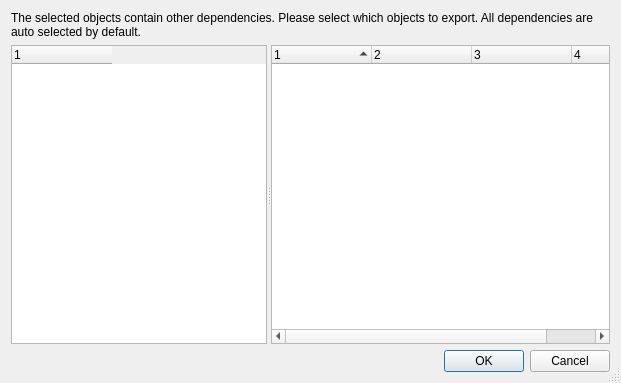
The window that src/Gui/DlgObjectSelection.ui (scottmudge/FreeCAD) describes before a commit, drawn with Qt 5.
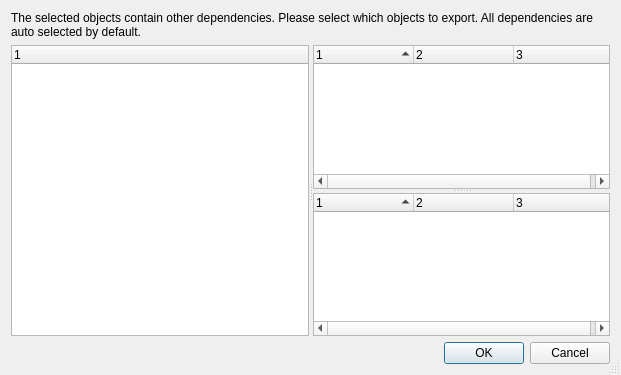
The same window after the commit.

The edit to the form file:
```diff
--- a/src/Gui/DlgObjectSelection.ui
+++ b/src/Gui/DlgObjectSelection.ui
@@ -7,7 +7,7 @@
     <x>0</x>
     <y>0</y>
     <width>621</width>
-    <height>383</height>
+    <height>375</height>
    </rect>
   </property>
   <property name="windowTitle">
@@ -37,7 +37,7 @@
     </widget>
    </item>
    <item>
-    <widget class="QSplitter" name="splitter">
+    <widget class="QSplitter" name="splitter_2">
      <property name="sizePolicy">
       <sizepolicy hsizetype="Expanding" vsizetype="Expanding">
        <horstretch>0</horstretch>
@@ -64,35 +64,18 @@
        <enum>QAbstractItemView::ExtendedSelection</enum>
       </property>
       <property name="rootIsDecorated">
-       <bool>true</bool>
-      </property>
-      <property name="sortingEnabled">
-       <bool>true</bool>
-      </property>
-      <property name="headerHidden">
        <bool>false</bool>
       </property>
-      <property name="columnCount">
-       <number>1</number>
-      </property>
-      <attribute name="headerVisible">
-       <bool>true</bool>
-      </attribute>
-      <attribute name="headerCascadingSectionResizes">
-       <bool>false</bool>
-      </attribute>
-      <attribute name="headerShowSortIndicator" stdset="0">
-       <bool>false</bool>
-      </attribute>
-      <attribute name="headerStretchLastSection">
-       <bool>false</bool>
-      </attribute>
       <column>
        <property name="text">
         <string notr="true">1</string>
        </property>
       </column>
      </widget>
+     <widget class="QSplitter" name="splitter">
+      <property name="orientation">
+       <enum>Qt::Vertical</enum>
+      </property>
      <widget class="QTreeWidget" name="depList">
       <property name="sizePolicy">
        <sizepolicy hsizetype="Expanding" vsizetype="Expanding">
@@ -110,7 +93,7 @@
        <bool>true</bool>
       </property>
       <property name="columnCount">
-       <number>4</number>
+        <number>3</number>
       </property>
       <attribute name="headerShowSortIndicator" stdset="0">
        <bool>true</bool>
@@ -130,11 +113,45 @@
         <string notr="true">3</string>
        </property>
       </column>
+      </widget>
+      <widget class="QTreeWidget" name="inList">
+       <property name="sizePolicy">
+        <sizepolicy hsizetype="Expanding" vsizetype="Expanding">
+         <horstretch>1</horstretch>
+         <verstretch>0</verstretch>
+        </sizepolicy>
+       </property>
+       <property name="selectionMode">
+        <enum>QAbstractItemView::ExtendedSelection</enum>
+       </property>
+       <property name="rootIsDecorated">
+        <bool>false</bool>
+       </property>
+       <property name="sortingEnabled">
+        <bool>true</bool>
+       </property>
+       <property name="columnCount">
+        <number>3</number>
+       </property>
+       <attribute name="headerShowSortIndicator" stdset="0">
+        <bool>true</bool>
+       </attribute>
       <column>
        <property name="text">
-        <string notr="true">4</string>
-       </property>
-      </column>
+         <string notr="true">1</string>
+        </property>
+       </column>
+       <column>
+        <property name="text">
+         <string notr="true">2</string>
+        </property>
+       </column>
+       <column>
+        <property name="text">
+         <string notr="true">3</string>
+        </property>
+       </column>
+      </widget>
      </widget>
     </widget>
    </item>
```
Left out of the diff: 8 changed lines with no effect on the pictures. Lines whose indentation alone changed are shown as unchanged.
